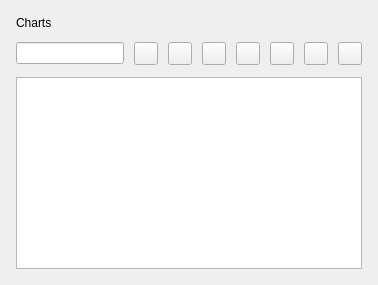
Qt form ui/mydata/Charts.ui (OpenFairWind/FairWindSK) before a commit.
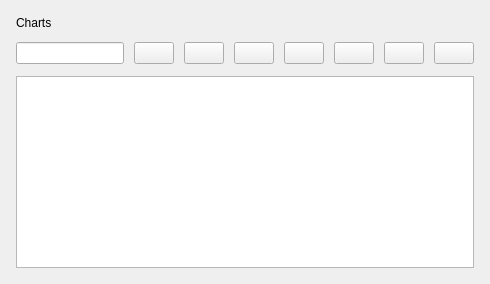
The same form after that commit.

```diff
--- a/ui/mydata/Charts.ui
+++ b/ui/mydata/Charts.ui
@@ -31,13 +31,13 @@
       <number>10</number>
      </property>
      <item><widget class="QLineEdit" name="lineEditSearch"/></item>
-     <item><widget class="QToolButton" name="toolButtonOpen"/></item>
-     <item><widget class="QToolButton" name="toolButtonEdit"/></item>
-     <item><widget class="QToolButton" name="toolButtonAdd"/></item>
-     <item><widget class="QToolButton" name="toolButtonDelete"/></item>
-     <item><widget class="QToolButton" name="toolButtonImport"/></item>
-     <item><widget class="QToolButton" name="toolButtonExport"/></item>
-     <item><widget class="QToolButton" name="toolButtonRefresh"/></item>
+     <item><widget class="QPushButton" name="toolButtonOpen"/></item>
+     <item><widget class="QPushButton" name="toolButtonEdit"/></item>
+     <item><widget class="QPushButton" name="toolButtonAdd"/></item>
+     <item><widget class="QPushButton" name="toolButtonDelete"/></item>
+     <item><widget class="QPushButton" name="toolButtonImport"/></item>
+     <item><widget class="QPushButton" name="toolButtonExport"/></item>
+     <item><widget class="QPushButton" name="toolButtonRefresh"/></item>
     </layout>
    </item>
    <item>
```
